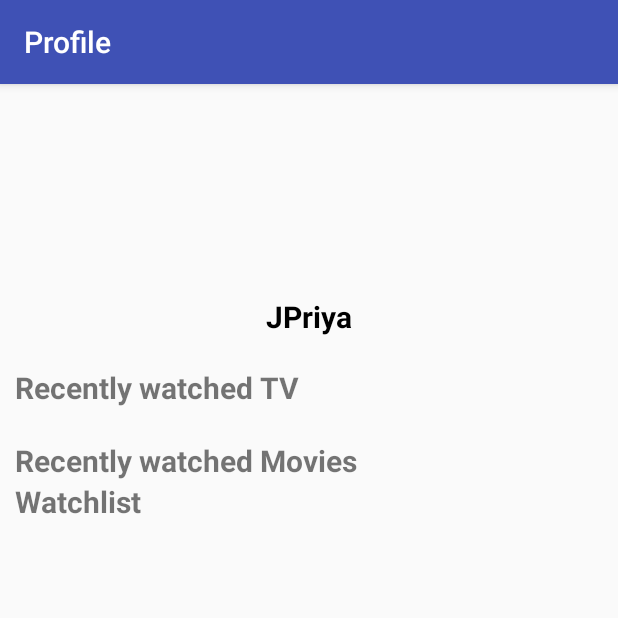
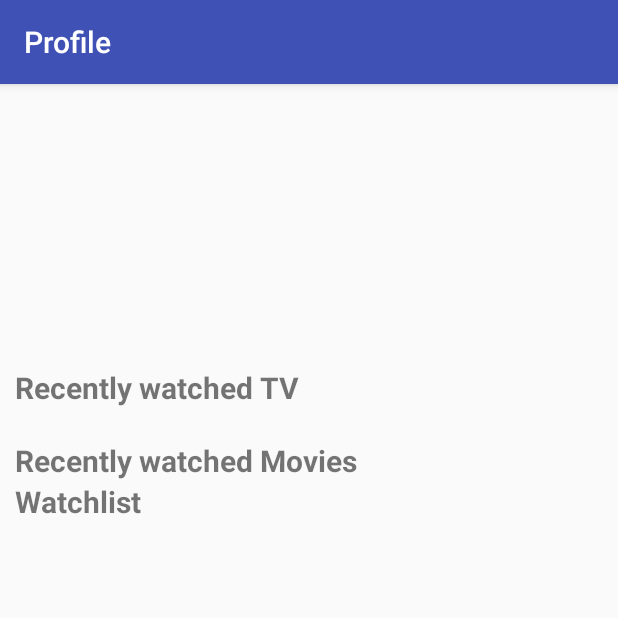
Before and after one commit to Nirespire/CAP5510, an Android app: the ProfileActivity screen opened directly, with no data from a screen before it, on a phone screen of 412 x 824 dp, the top half of it. Run offline under Robolectric (Android 15) with nearby library versions, the light colour scheme and no system bars; our stand-ins replace CircleImageView.

Commit message:
Changed some minor stuffs.

```diff
--- a/app/src/main/java/com/cap5510/cap5510/MainActivity.java
+++ b/app/src/main/java/com/cap5510/cap5510/MainActivity.java
@@ -46,12 +46,14 @@ public class MainActivity extends AppCompatActivity {
         Toolbar toolbar = (Toolbar) findViewById(R.id.toolbar);
         setSupportActionBar(toolbar);
 
+       // if (getSupportFragmentManager().findFragmentById(R.id.frame_container) == null) {
             FragmentTransaction tx = getSupportFragmentManager().beginTransaction();
             MainFragment mainFrag = new MainFragment();
             MainActivity.this.setTitle("Home");
             tx.add(R.id.frame_container, mainFrag, "MainFragment")
                     .addToBackStack(null)
                     .commit();
+       // }
       //  getSupportActionBar().setDisplayHomeAsUpEnabled(true);
 //        toolbar.setNavigationIcon(R.drawable.abc_ic_ab_back_mtrl_am_alpha);
 //        toolbar.setNavigationOnClickListener(this);
--- a/app/src/main/java/com/cap5510/cap5510/api/objects/DownloadImageTask.java
+++ b/app/src/main/java/com/cap5510/cap5510/api/objects/DownloadImageTask.java
@@ -7,6 +7,7 @@ import android.util.Log;
 import android.widget.ImageView;
 
 import java.io.InputStream;
+import java.lang.ref.WeakReference;
 
 /**
  * Created by Vega on 3/22/2016.
--- a/app/src/main/res/layout/content_profile.xml
+++ b/app/src/main/res/layout/content_profile.xml
@@ -30,13 +30,12 @@
         android:layout_width="120dp"
         android:layout_height="120dp"
         app:civ_border_width="2dp"
-        android:layout_gravity="center_horizontal"
+        android:layout_gravity="center"
         app:civ_border_color="#FF000000"/>
 
     <TextView
         android:layout_width="wrap_content"
         android:layout_height="wrap_content"
-        android:text="JPriya"
         android:textSize="20sp"
         android:textStyle="bold"
         android:layout_gravity="center"
@@ -44,17 +43,7 @@
         android:id="@+id/profile_name"
         android:layout_marginTop="5dp"/>
 
-       <!-- <Button
-            android:layout_width="wrap_content"
-            android:layout_height="wrap_content"
-            android:id="@+id/settings"
-            android:text="settings"/>
 
-        <Button
-            android:layout_width="wrap_content"
-            android:layout_height="wrap_content"
-            android:id="@+id/feed"
-            android:text="feed"/>-->
     <TextView
         android:layout_width="wrap_content"
         android:layout_height="wrap_content"
```
Lines whose indentation alone changed are shown as unchanged.
